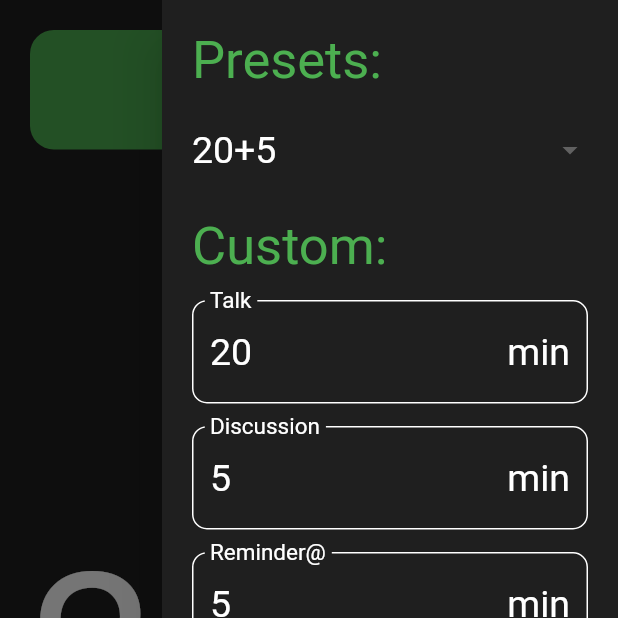
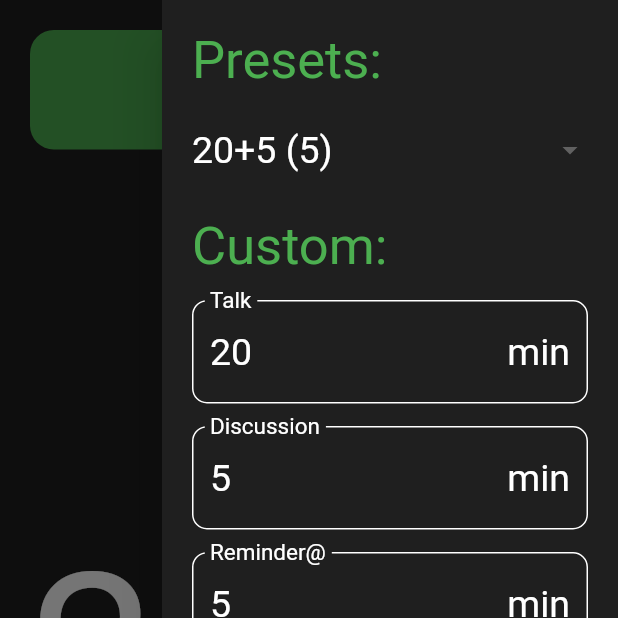
Before and after one commit to hep-mh/flounder, a Flutter app: the screen it shows after launch, after a tap on the "notifications none" icon, after a tap on the "access time" icon, on a phone screen of 412 x 824 dp, the top half of it. Run offline on Flutter 3.47's test engine with Material 2 defaults, Android fonts, the phone set to English and light mode, and no system bars; our stand-ins replace audioplayers, shared_preferences, wakelock; missing offline and left inert: audioplayers_web, shared_preferences_web, wakelock_web, window_manager; accounts and stored records are empty.

Commit message:
decoupled remindMe flag; possibility to add presets temporarily

```diff
--- a/lib/home.dart
+++ b/lib/home.dart
@@ -38,10 +38,10 @@ class FlounderHome extends StatefulWidget {
 
 
 class _FlounderHomeState extends State<FlounderHome> {
-  FlounderState state = FlounderState();
+  final FlounderState state = FlounderState();
 
   // DropdownMenu
-  String dropdownValue = FlounderState.initialPresetKey;
+  String dropdownValue = "";
 
   // TextFields
   final Map textEditingControllers = {
@@ -50,9 +50,53 @@ class _FlounderHomeState extends State<FlounderHome> {
     'Reminder@' : TextEditingController(),
   };
 
-  // The Timer for async execution of timer changes
-  // This initializer executes on empty function once
+  // Timer
   Timer runner = Timer(Duration.zero, () {});
+
+  // SharedPreferences
+  // initState -> _initPreferences
+  late SharedPreferences prefs;
+
+  // HELPER FUNCTIONS
+  void _initPreferences() async {
+    prefs = await SharedPreferences.getInstance();
+
+    final List<String>? presetsFromPrefs = prefs.getStringList('presets');
+    // If preferences are preset, override defaults
+    if (presetsFromPrefs != null) {
+      Map presets = {};
+
+      for (var preset in presetsFromPrefs) {
+        Profile profile = Profile.fromString(preset);
+
+        presets[profile.key()] = profile;
+      }
+
+      state.swapPresets(presets);
+    }
+
+    // -->
+    _rebuildDropdownMenu();
+  }
+
+  void _rebuildDropdownMenu() {
+    dropdownValue = state.profile.key();
+
+    dropdownItems.clear();
+    // Fill the list of dropdown menu items
+    state.presets.forEach((key, value) => dropdownItems.add(
+      DropdownMenuItem<String>(
+        value: key,
+        child: Text(value.key(), style: const TextStyle(color: Colors.white)),
+      )
+    ));
+    dropdownItems.add(
+      const DropdownMenuItem<String>(
+        value: 'Custom',
+        child: Text('Custom', style: TextStyle(color: Colors.white))
+      ),
+    );
+  }
 
   void _playSound() async {
     AudioPlayer player = AudioPlayer();
@@ -69,25 +113,7 @@ class _FlounderHomeState extends State<FlounderHome> {
     }
   }
 
-  void _rebuildDropdownMenu() {
-    dropdownItems.clear();
-
-    // Fill the list of dropdown menu items
-    defaultPresets.forEach((key, value) => dropdownItems.add(
-      DropdownMenuItem<String>(
-        value: key,
-        child: Text(value.dropdownEntry(), style: const TextStyle(color: Colors.white)),
-      )
-    ));
-    dropdownItems.add(
-      const DropdownMenuItem<String>(
-        value: 'Custom',
-        child: Text('Custom', style: TextStyle(color: Colors.white))
-      ),
-    );
-  }
-
-  // Actions
+  // ACTION FUNCTIONS
   void _onPlayButtonPressed() {
     setState(() {
       // START TIMER
@@ -101,7 +127,7 @@ class _FlounderHomeState extends State<FlounderHome> {
           setState(() {
             // Check if a reminder needs to be given
             if ( state.timer == state.profile.reminderAt*60 ) {
-              if ( state.profile.remindMe && state.mode.id == 'Talk' ) { _playSound(); }
+              if ( state.remindMe && state.mode.id == 'Talk' ) { _playSound(); }
             }
 
             // Check if switch to discussion/overtime is necessary
@@ -141,7 +167,7 @@ class _FlounderHomeState extends State<FlounderHome> {
   }
 
   void _onBellButtonPressed() {
-    setState(() { state.profile.remindMe = !state.profile.remindMe; });
+    setState(() { state.remindMe = !state.remindMe; });
   }
 
   void _onDropdownValueChanged(String? value) {
@@ -157,25 +183,40 @@ class _FlounderHomeState extends State<FlounderHome> {
 
   void _onSaveButtonPressed() {
     setState(() {
-      String talkText       = textEditingControllers['Talk'].text;
+      String talkText       = textEditingControllers['Talk'      ].text;
       String discussionText = textEditingControllers['Discussion'].text;
-      String reminderText   = textEditingControllers['Reminder@'].text;
+      String reminderText   = textEditingControllers['Reminder@' ].text;
 
-      if (talkText != "") {
-        state.profile.talkLength = int.parse(talkText);
-      }
-      if (discussionText != "") {
-        state.profile.discussionLength = int.parse(discussionText);
-      }
-      if (reminderText != "") {
-        state.profile.reminderAt = int.parse(reminderText);
+      // Create a new Profile
+      int talkLength       = (talkText       != "") ? int.parse(talkText)       : state.profile.talkLength;
+      int discussionLength = (discussionText != "") ? int.parse(discussionText) : state.profile.discussionLength;
+      int reminderAt       = (reminderText   != "") ? int.parse(reminderText)   : state.profile.reminderAt;
+
+      // -->
+      Profile profile = Profile(talkLength, discussionLength, reminderAt);
+
+      // Set the profile (and potentially save it)
+      // Key does exist already
+      // Saving does not matter
+      if (state.presets.containsKey(profile.key())) {
+        state.profile = state.presets[profile.key()];
+        dropdownValue = profile.key();
+      // Key does not exist yet
+      // Saving does matter
+      } else {
+        if (state.save) {
+          state.presets[profile.key()] = profile;
+
+          state.profile = state.presets[profile.key()];
+          _rebuildDropdownMenu();
+        } else {
+          state.profile = profile;
+          dropdownValue = 'Custom';
+        }
       }
 
       // Reset the timer
       state.resetTimer();
-
-      // Set the value of the dropdown menu to 'custom'
-      dropdownValue = 'Custom';
     });
   }
 
@@ -185,11 +226,12 @@ class _FlounderHomeState extends State<FlounderHome> {
     });
   }
 
+  // BUILD FUNCTIONS
   @override
   void initState() {
     super.initState();
 
-    _rebuildDropdownMenu();
+    _initPreferences();
 
     if (!kIsWeb) { if (Platform.isAndroid) {
       SystemChrome.setSystemUIOverlayStyle(
--- a/lib/state.dart
+++ b/lib/state.dart
@@ -5,20 +5,19 @@ class Profile {
   int  talkLength;
   int  discussionLength;
   int  reminderAt;
-  bool remindMe;
-  bool isUserDefined;
 
-  Profile(this.talkLength, this.discussionLength, [this.reminderAt = -1, this.remindMe = false, this.isUserDefined = false]) {
+  Profile(this.talkLength, this.discussionLength, [this.reminderAt = -1]) {
     if ( reminderAt <= 0 ) {
       reminderAt = discussionLength;
     }
   }
 
-  String dropdownEntry() {
+  String key() {
     String talkStr       = talkLength.toString();
     String discussionStr = discussionLength.toString();
+    String reminderStr   = reminderAt.toString();
 
-    return talkStr + '+' + discussionStr;
+    return talkStr + '+' + discussionStr + ' (' + reminderStr + ')';
   }
 
   @override
@@ -26,11 +25,9 @@ class Profile {
     String talkStr       = talkLength.toString();
     String discussionStr = discussionLength.toString();
     String reminderStr   = reminderAt.toString();
-    String remindMeStr   = remindMe.toString();
-    String isUserDefStr  = isUserDefined.toString();
 
 
-    return talkStr + '-' + discussionStr + '-' + reminderStr + '-' + remindMeStr + '-' + isUserDefStr;
+    return talkStr + '-' + discussionStr + '-' + reminderStr;
   }
 
   static Profile fromString(String? profileStr) {
@@ -39,26 +36,24 @@ class Profile {
     int  talkLength       = int.parse(entries![0]);
     int  discussionLength = int.parse(entries[1]);
     int  reminderAt       = int.parse(entries[2]);
-    bool remindMe         = (entries[3] == '0') ? false : true;
-    bool isUserDefined    = (entries[4] == '0') ? false : true;
 
 
-    return Profile(talkLength, discussionLength, reminderAt, remindMe, isUserDefined);
+    return Profile(talkLength, discussionLength, reminderAt);
   }
 
   Profile copy() {
-    return Profile(talkLength, discussionLength, reminderAt, remindMe, isUserDefined);
+    return Profile(talkLength, discussionLength, reminderAt);
   }
 } // Profile
 
 
 Map defaultPresets = {
-  '20+5': Profile(20,  5),
-  '16+4': Profile(16,  4),
-  '12+3': Profile(12,  3),
-   '8+2': Profile( 8,  2),
+  '20+5 (5)': Profile(20,  5),
+  '16+4 (4)': Profile(16,  4),
+  '12+3 (3)': Profile(12,  3),
+   '8+2 (2)': Profile( 8,  2),
 };
-// --> TODO
+// --> TODO Should not be here
 List< DropdownMenuItem<String> > dropdownItems = [];
 
 
@@ -83,26 +78,31 @@ class FlounderState {
   int  timer = 0;
   Mode mode  = ModeRegister.idle;
 
-  // The currently selected profile
-  late Profile profile;
-  // The state of the CheckBoxTile
-  bool         save = true;
   // The available presets
-  late Map     presets;
+  late Map     presets; // FlounderState -> setPresets
+  // The current profile selected
+  // from the available presets
+  late Profile profile; // FlounderState -> setPresets
 
-  // The initial preset key
-  static late String initialPresetKey;
+  // The flag to determine wether to
+  // save custom profiles
+  bool         save     = true;
+  // A flag to determine wether to play
+  // a reminder during the talk
+  bool         remindMe = false;
 
   FlounderState() {
-    // Fill the presets
-    presets = defaultPresets;
+    // First set the list of all presets to its default
+    // value; Later update the set if preferences are found
+    swapPresets(defaultPresets);
+    resetTimer();
+  }
 
-    // Initialize the profile
-    initialPresetKey = presets.keys.toList().first;
+  void swapPresets(Map newPresets) {
+    presets = newPresets;
+
     // -->
-    profile = presets[initialPresetKey].copy();
-
-    resetTimer();
+    profile = presets[presets.keys.toList().first].copy();
   }
 
   void resetTimer() {
--- a/lib/widgets.dart
+++ b/lib/widgets.dart
@@ -187,7 +187,7 @@ class FlounderActionBar extends StatelessWidget {
             children: <Widget>[
               IconButton(
                 icon: Icon(
-                  (state.profile.remindMe == true) ? Icons.notifications_active_outlined
+                  (state.remindMe == true) ? Icons.notifications_active_outlined
                                                     : Icons.notifications_none
                 ),
                 onPressed: onPressedL,
```
